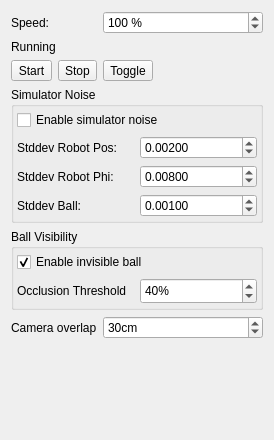
Qt form src/ra/simulatorwidget.ui (robotics-erlangen/framework) before a commit.
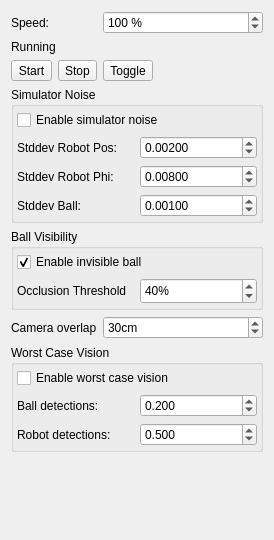
The same form after that commit.

Commit message: Ra: add option for worst case vision in the simulator

Patch:
```diff
--- a/src/ra/simulatorwidget.ui
+++ b/src/ra/simulatorwidget.ui
@@ -7,7 +7,7 @@
     <x>0</x>
     <y>0</y>
     <width>274</width>
-    <height>440</height>
+    <height>540</height>
    </rect>
   </property>
   <property name="windowTitle">
@@ -282,6 +282,104 @@
      </property>
     </widget>
    </item>
+   <item row="12" column="0" colspan="2">
+    <widget class="QGroupBox" name="groupBox_3">
+     <property name="title">
+      <string>Worst Case Vision</string>
+     </property>
+     <layout class="QGridLayout" name="gridLayout_2">
+      <property name="leftMargin">
+       <number>3</number>
+      </property>
+      <property name="topMargin">
+       <number>3</number>
+      </property>
+      <property name="rightMargin">
+       <number>3</number>
+      </property>
+      <property name="bottomMargin">
+       <number>3</number>
+      </property>
+      <item row="0" column="0">
+       <layout class="QVBoxLayout" name="verticalLayout_4">
+        <item>
+         <widget class="QCheckBox" name="enableWorstCaseVision">
+          <property name="text">
+           <string>Enable worst case vision</string>
+          </property>
+         </widget>
+        </item>
+        <item>
+         <layout class="QHBoxLayout" name="horizontalLayout_8">
+          <item>
+           <widget class="QLabel" name="label_6">
+            <property name="text">
+             <string>Ball detections:</string>
+            </property>
+           </widget>
+          </item>
+          <item>
+           <widget class="QDoubleSpinBox" name="worstCaseBallDetections">
+            <property name="toolTip">
+             <string>in seconds</string>
+            </property>
+            <property name="decimals">
+             <number>3</number>
+            </property>
+            <property name="minimum">
+             <double>0.010000000000000</double>
+            </property>
+            <property name="maximum">
+             <double>2.000000000000000</double>
+            </property>
+            <property name="singleStep">
+             <double>0.010000000000000</double>
+            </property>
+            <property name="value">
+             <double>0.200000000000000</double>
+            </property>
+           </widget>
+          </item>
+         </layout>
+        </item>
+        <item>
+         <layout class="QHBoxLayout" name="horizontalLayout_7">
+          <item>
+           <widget class="QLabel" name="label_5">
+            <property name="text">
+             <string>Robot detections:</string>
+            </property>
+           </widget>
+          </item>
+          <item>
+           <widget class="QDoubleSpinBox" name="worstCaseRobotDetections">
+            <property name="toolTip">
+             <string>in seconds</string>
+            </property>
+            <property name="decimals">
+             <number>3</number>
+            </property>
+            <property name="minimum">
+             <double>0.010000000000000</double>
+            </property>
+            <property name="maximum">
+             <double>2.000000000000000</double>
+            </property>
+            <property name="singleStep">
+             <double>0.010000000000000</double>
+            </property>
+            <property name="value">
+             <double>0.500000000000000</double>
+            </property>
+           </widget>
+          </item>
+         </layout>
+        </item>
+       </layout>
+      </item>
+     </layout>
+    </widget>
+   </item>
   </layout>
  </widget>
  <tabstops>
```
The commit also changes 7 other files.
